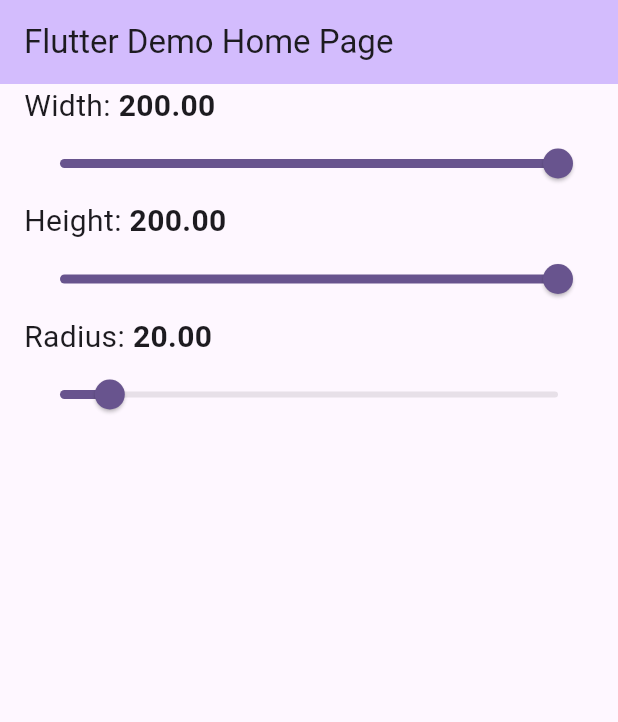
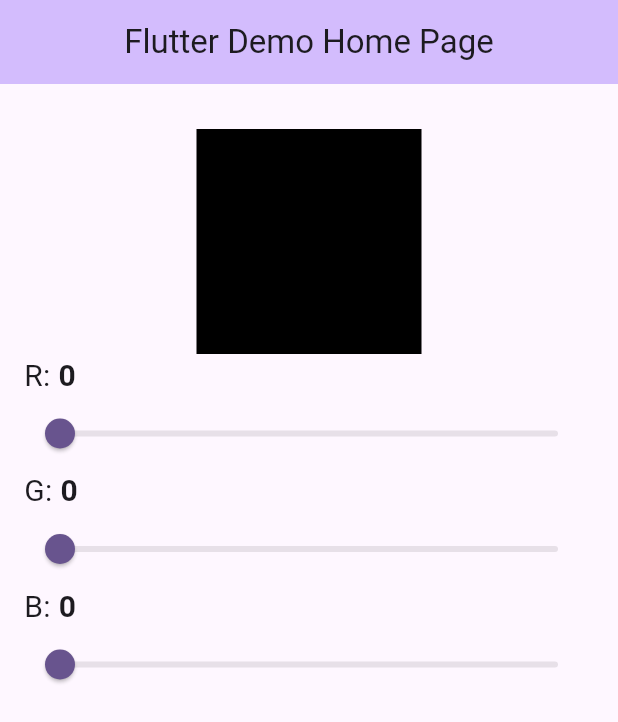
Before and after one commit to Koshruk/lab11, a Flutter app: the screen it shows after launch, on a phone screen of 412 x 824 dp. Shown: the top 722 px of the screen. Run offline on Flutter 3.47's test engine with Material 3 defaults, Android fonts, the phone set to English and light mode, and no system bars.

```diff
--- a/lib/providers/data_provider.dart
+++ b/lib/providers/data_provider.dart
@@ -1,27 +1,25 @@
-import 'dart:ffi';
-
 import 'package:flutter/material.dart';
 
 class DataProvider extends ChangeNotifier{
-  int _red = 0;
-  int _green = 0;
-  int _blue = 0;
+  double _redValue = 0.0;
+  double _greenValue = 0.0;
+  double _blueValue = 0.0;
 
-  int get red => _red;
-  set data(value){
-    _red = value;
+  double get redValue => _redValue;
+  set redValue(value){
+    _redValue = value;
     notifyListeners();
   }
 
-  int get green => _green;
-  set green(value){
-    _green = value;
+  double get blueValue => _blueValue;
+  set blueValue(value){
+    _blueValue = value;
     notifyListeners();
   }
 
-  int get blue => _blue;
-  set blue(value){
-    _blue = value;
+  double get greenValue => _greenValue;
+  set greenValue(value){
+    _greenValue = value;
     notifyListeners();
   }
 }
--- a/lib/widgets/changing_container.dart
+++ b/lib/widgets/changing_container.dart
@@ -1,5 +1,3 @@
-import 'dart:ffi';
-
 import 'package:flutter/material.dart';
 import 'package:lab11/providers/data_provider.dart';
 import 'package:provider/provider.dart';
@@ -17,8 +15,10 @@ class _ChangingContainerState extends State<ChangingContainer>{
   Widget build(BuildContext context){
     final provider = Provider.of<DataProvider>(context);
     return Container(
+      width: 150,
+      height: 150,
       decoration: BoxDecoration(
-        color: Color.fromRGBO(provider.red, provider.green, provider.blue, 1),
+        color: Color.fromRGBO(provider.redValue.round(), provider.greenValue.round(), provider.blueValue.round(), 1),
       ),
     );
   }
--- a/lib/widgets/color_slider.dart
+++ b/lib/widgets/color_slider.dart
@@ -1,29 +1,78 @@
-import 'dart:ffi';
-
 import 'package:flutter/material.dart';
 import 'package:lab11/providers/data_provider.dart';
 import 'package:provider/provider.dart';
 
-class ColorSlider extends StatefulWidget{
-  const ColorSlider({super.key});
+enum ColorType{red, green, blue}
 
+class ColorSlider extends StatefulWidget {
+  const ColorSlider({super.key, required this.colorType});
+
+  final ColorType colorType;
 
   @override
   State<ColorSlider> createState() => _ColorSliderState();
 }
 
-class _ColorSliderState extends State<ColorSlider>{
+class _ColorSliderState extends State<ColorSlider> {
 
-  double _red = 0.0;
+  late double Function() getColor;
+  late void Function(double) setColor;
+
+  late ColorType colorType;
+  late ValueChanged<double> function;
+  late String title;
 
   @override
-  Widget build(BuildContext context){
-    final provider = Provider.of<DataProvider>(context);
-    return Slider(
-        value: _red,
-        onChanged: (double value){
-          provider.data = value;
-        },
+  void initState() {
+    final provider = Provider.of<DataProvider>(context, listen: false);
+    super.initState();
+    colorType = widget.colorType;
+    switch(colorType){
+      case ColorType.red:
+        getColor = () => provider.redValue;
+        setColor = (value) => provider.redValue = value;
+        title = "R: ";
+        break;
+      case ColorType.green:
+        getColor = () => provider.greenValue;
+        setColor = (value) => provider.greenValue = value;
+        title = "G: ";
+        break;
+      case ColorType.blue:
+        getColor = () => provider.blueValue;
+        setColor = (value) => provider.blueValue = value;
+        title = "B: ";
+        break;
+    }
+  }
+
+  @override
+  Widget build(BuildContext context) {
+    return Column(
+      children: [
+        Row(
+          children: [
+            Text(
+              title,
+              style: TextStyle(fontSize: 20),
+            ),
+            Text(
+              getColor().toStringAsFixed(0),
+              style: const TextStyle(fontWeight: FontWeight.bold, fontSize: 20),
+            ),
+          ],
+        ),
+        Slider(
+          value: getColor().toDouble(),
+          min: 0,
+          max: 255,
+          onChanged: (value){
+            setState(() {
+              setColor(value);
+            });
+          }
+        ),
+      ],
     );
   }
 }
--- a/lib/widgets/main_page.dart
+++ b/lib/widgets/main_page.dart
@@ -1,6 +1,8 @@
 import 'package:flutter/material.dart';
 import 'package:provider/provider.dart';
 import '../providers/data_provider.dart';
+import 'color_slider.dart';
+import 'changing_container.dart';
 
 class MyHomePage extends StatefulWidget {
   const MyHomePage({super.key, required this.title});
@@ -14,89 +16,29 @@ class _MyHomePageState extends State<MyHomePage> {
 
   final _dataProvider = DataProvider();
 
-  double _width = 200.0;
-  double _height = 200.0;
-  double _radius = 20.0;
-
-  void _onWidthChange(double value) {
-    setState(() {
-      _width = value;
-    });
-  }
-  void _onHeightChange(double value) {
-    setState(() {
-      _height = value;
-    });
-  }
-  void _onRadiusChange(double value) {
-    setState(() {
-      _radius = value;
-    });
-  }
-
   @override
   Widget build(BuildContext context) {
     return Scaffold(
       appBar: AppBar(
         backgroundColor: Theme.of(context).colorScheme.inversePrimary,
         title: Text(widget.title),
+        centerTitle: true,
       ),
       body: Padding(
-        padding: const EdgeInsets.symmetric(horizontal: 16.0),
+        padding: const EdgeInsets.symmetric(horizontal: 16.0, vertical: 30),
         child: ChangeNotifierProvider.value(
           value: _dataProvider,
         child: Column(
           children: [
-            Row(
-              children: [
-                const Text("Width: ", style: TextStyle(fontSize: 20),),
-                Text(_width.toStringAsFixed(2), style: const TextStyle(fontWeight: FontWeight.bold, fontSize: 20),),
-              ],
-            ),
-            Slider(value: _width, min: 10, max: 200, onChanged: _onWidthChange),
-            Row(
-              children: [
-                const Text("Height: ", style: TextStyle(fontSize: 20),),
-                Text(_height.toStringAsFixed(2), style: const TextStyle(fontWeight: FontWeight.bold, fontSize: 20),),
-              ],
-            ),
-            Slider(value: _height, min: 10, max: 200, onChanged: _onHeightChange),
-            Row(
-              children: [
-                const Text("Radius: ", style: TextStyle(fontSize: 20),),
-                Text(_radius.toStringAsFixed(2), style: const TextStyle(fontWeight: FontWeight.bold, fontSize: 20),),
-              ],
-            ),
-            Slider(value: _radius, min: 0, max: 200, onChanged: _onRadiusChange),
+            ChangingContainer(),
+            ColorSlider(colorType: ColorType.red,),
+            ColorSlider(colorType: ColorType.green,),
+            ColorSlider(colorType: ColorType.blue,),
             const SizedBox(height: 20),
-            /*_changingContainer(_width, _height, _radius)*/
-            Container(
-              decoration: BoxDecoration(
-                color: Colors.red,
-                borderRadius: BorderRadius.only(
-                    topRight: Radius.circular(30)
-                ),
-              ),
-            ),
           ],
         ),
     ),
       ),
     );
   }
-
-  Widget _changingContainer(double width, double height, double radius){
-    return Container(
-      width: width,
-      height: height,
-      decoration: BoxDecoration(
-        color: Colors.red,
-        borderRadius: BorderRadius.only(
-            topRight: Radius.circular(radius)
-        ),
-      ),
-    );
-  }
-
-
 }
```
